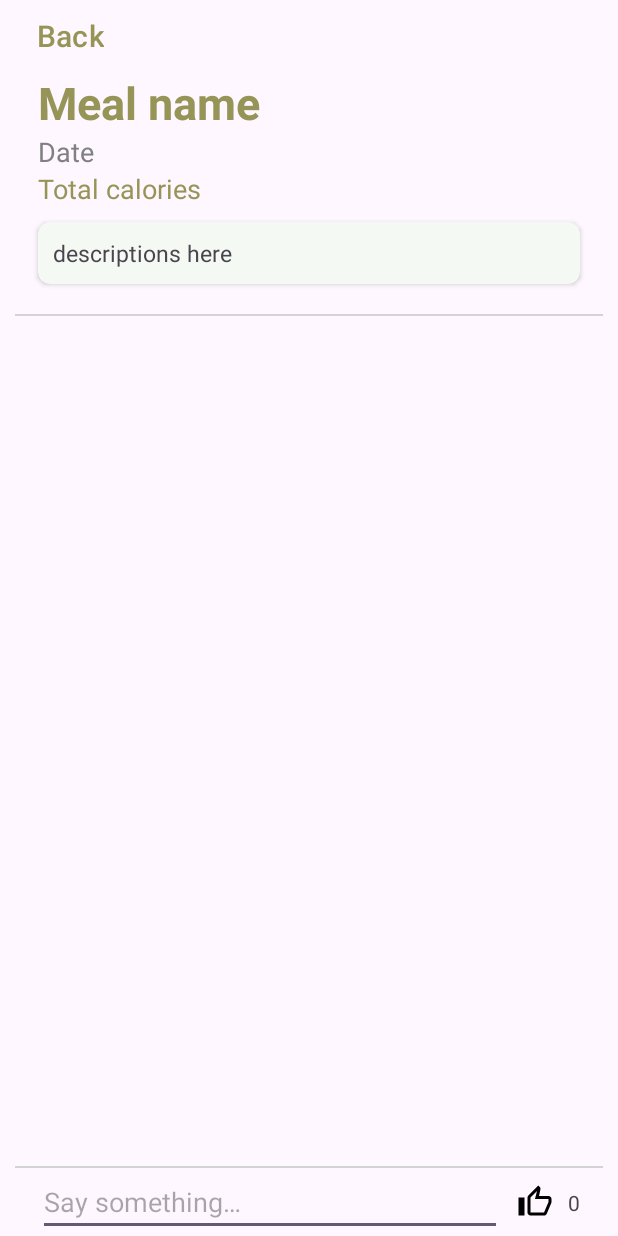
After one commit to quin-baebler/FoodHub, an Android app: the layout activity_post_detail.xml on its own in the app's theme, with its tools: preview values and no code run, on a phone screen of 412 x 824 dp. The commit adds this screen. Run offline under Robolectric (Android 15) with nearby library versions, the phone set to English and light mode, and no system bars; network calls fail.

Commit message:
post detail done

```diff
--- a/app/src/main/AndroidManifest.xml
+++ b/app/src/main/AndroidManifest.xml
@@ -15,6 +15,9 @@
         android:theme="@style/Theme.FoodHub"
         tools:targetApi="31">
         <activity
+            android:name=".home.PostDetailActivity"
+            android:exported="false" />
+        <activity
             android:name=".MainActivity"
             android:exported="true">
             <intent-filter>
--- a/app/src/main/java/edu/uw/ischool/xyou/foodhub/MainActivity.kt
+++ b/app/src/main/java/edu/uw/ischool/xyou/foodhub/MainActivity.kt
@@ -10,9 +10,8 @@ import edu.uw.ischool.xyou.foodhub.home.HomeFragment
 import edu.uw.ischool.xyou.foodhub.logger.LoggerFragment
 import edu.uw.ischool.xyou.foodhub.login.LoginFragment
 import edu.uw.ischool.xyou.foodhub.post.PostFragment
-import edu.uw.ischool.xyou.foodhub.utils.FragmentNavigationListener
 
-class MainActivity : AppCompatActivity(), FragmentNavigationListener {
+class MainActivity : AppCompatActivity() {
 
     private val TAG = "MainActivity"
     private lateinit var binding: ActivityMainBinding
@@ -46,7 +45,7 @@ class MainActivity : AppCompatActivity(), FragmentNavigationListener {
         binding.bottomNavigation.visibility = View.GONE
     }
 
-    override fun replaceFragment(fragment: Fragment) {
+    fun replaceFragment(fragment: Fragment) {
         supportFragmentManager.beginTransaction()
             .replace(R.id.container, fragment)
             .commit()
--- a/app/src/main/java/edu/uw/ischool/xyou/foodhub/data/Post.kt
+++ b/app/src/main/java/edu/uw/ischool/xyou/foodhub/data/Post.kt
@@ -4,6 +4,7 @@ data class Post (
     val id: String,
     val username: String,
     val title: String,
+    val calories: Int,
     val descr: String,
     val date: String,
     val recipeIds: List<String>,
--- a/app/src/main/java/edu/uw/ischool/xyou/foodhub/login/LoginFragment.kt
+++ b/app/src/main/java/edu/uw/ischool/xyou/foodhub/login/LoginFragment.kt
@@ -13,6 +13,7 @@ import androidx.fragment.app.Fragment
 import com.android.volley.Request
 import com.android.volley.toolbox.JsonObjectRequest
 import edu.uw.ischool.xyou.foodhub.R
+import edu.uw.ischool.xyou.foodhub.home.HomeFragment
 import edu.uw.ischool.xyou.foodhub.utils.VolleyService
 import org.json.JSONObject
 
@@ -75,7 +76,8 @@ class LoginFragment : Fragment() {
                         apply()
                     }
 
-                    Toast.makeText(requireContext(), "$message, welcome $username!", Toast.LENGTH_SHORT).show()
+                    // recreate main activity
+                    requireActivity().recreate()
                 },
                 { error ->
                     // Handle login error
--- /dev/null
+++ b/app/src/main/res/drawable/outline_thumb_up_24.xml
@@ -0,0 +1,5 @@
+<vector android:height="24dp" android:tint="#FFFFFF"
+    android:viewportHeight="24" android:viewportWidth="24"
+    android:width="24dp" xmlns:android="http://schemas.android.com/apk/res/android">
+    <path android:fillColor="@android:color/white" android:pathData="M9,21h9c0.83,0 1.54,-0.5 1.84,-1.22l3.02,-7.05c0.09,-0.23 0.14,-0.47 0.14,-0.73v-2c0,-1.1 -0.9,-2 -2,-2h-6.31l0.95,-4.57 0.03,-0.32c0,-0.41 -0.17,-0.79 -0.44,-1.06L14.17,1 7.58,7.59C7.22,7.95 7,8.45 7,9v10c0,1.1 0.9,2 2,2zM9,9l4.34,-4.34L12,10h9v2l-3,7H9V9zM1,9h4v12H1z"/>
+</vector>
--- /dev/null
+++ b/app/src/main/res/layout/activity_post_detail.xml
@@ -0,0 +1,171 @@
+<?xml version="1.0" encoding="utf-8"?>
+<androidx.constraintlayout.widget.ConstraintLayout xmlns:android="http://schemas.android.com/apk/res/android"
+    xmlns:app="http://schemas.android.com/apk/res-auto"
+    xmlns:tools="http://schemas.android.com/tools"
+    android:layout_width="match_parent"
+    android:layout_height="match_parent"
+    tools:context=".home.PostDetailActivity">
+
+    <Button
+        android:id="@+id/back_button"
+        android:layout_width="wrap_content"
+        android:layout_height="wrap_content"
+        android:backgroundTint="@android:color/transparent"
+        android:text="@string/back"
+        android:textColor="@color/text"
+        android:textSize="20sp"
+        app:layout_constraintStart_toStartOf="parent"
+        app:layout_constraintTop_toTopOf="parent" />
+
+    <androidx.core.widget.NestedScrollView
+        android:layout_width="0dp"
+        android:layout_height="0dp"
+        app:layout_constraintStart_toStartOf="parent"
+        app:layout_constraintEnd_toEndOf="parent"
+        app:layout_constraintBottom_toTopOf="@id/comment_input"
+        app:layout_constraintTop_toBottomOf="@id/back_button">
+
+        <androidx.constraintlayout.widget.ConstraintLayout
+            android:layout_width="match_parent"
+            android:layout_height="wrap_content">
+
+            <TextView
+                android:id="@+id/post_detail_title"
+                android:layout_width="match_parent"
+                android:layout_height="wrap_content"
+                android:layout_marginHorizontal="25sp"
+                android:textColor="@color/text"
+                android:textSize="30sp"
+                android:textStyle="bold"
+                app:layout_constraintEnd_toEndOf="parent"
+                app:layout_constraintStart_toStartOf="parent"
+                app:layout_constraintTop_toTopOf="parent"
+                tools:text="Meal name" />
+
+            <TextView
+                android:id="@+id/post_detail_date"
+                android:layout_width="match_parent"
+                android:layout_height="wrap_content"
+                android:layout_marginHorizontal="25dp"
+                android:textColor="@color/grey"
+                android:textSize="18sp"
+                app:layout_constraintEnd_toEndOf="parent"
+                app:layout_constraintStart_toStartOf="parent"
+                app:layout_constraintTop_toBottomOf="@+id/post_detail_title"
+                tools:text="Date" />
+
+            <TextView
+                android:id="@+id/post_detail_calories"
+                android:layout_width="match_parent"
+                android:layout_height="wrap_content"
+                android:layout_marginHorizontal="25dp"
+                android:textColor="@color/text"
+                android:textSize="18sp"
+                app:layout_constraintEnd_toEndOf="parent"
+                app:layout_constraintStart_toStartOf="parent"
+                app:layout_constraintTop_toBottomOf="@+id/post_detail_date"
+                tools:text="Total calories" />
+
+            <androidx.cardview.widget.CardView
+                android:id="@+id/post_detail_card"
+                android:layout_width="match_parent"
+                android:layout_height="wrap_content"
+                android:layout_marginHorizontal="25dp"
+                android:layout_marginTop="10dp"
+                android:backgroundTint="@color/post_card"
+                app:cardCornerRadius="8dp"
+                app:layout_constraintEnd_toEndOf="parent"
+                app:layout_constraintStart_toStartOf="parent"
+                app:layout_constraintTop_toBottomOf="@+id/post_detail_calories">
+
+                <TextView
+                    android:id="@+id/post_detail_descr"
+                    android:layout_width="match_parent"
+                    android:layout_height="wrap_content"
+                    android:layout_margin="10dp"
+                    android:backgroundTint="@color/post_card"
+                    tools:text="descriptions here"
+                    android:textSize="15sp"/>
+
+
+            </androidx.cardview.widget.CardView>
+
+            <View
+                android:id="@+id/divider1"
+                android:layout_width="match_parent"
+                android:layout_height="1dp"
+                android:background="@color/divider"
+                android:layout_marginTop="20dp"
+                android:layout_marginHorizontal="10dp"
+                app:layout_constraintStart_toStartOf="parent"
+                app:layout_constraintEnd_toEndOf="parent"
+                app:layout_constraintTop_toBottomOf="@id/post_detail_card"/>
+
+            <ListView
+                android:id="@+id/comment_list"
+                android:layout_width="match_parent"
+                android:layout_height="wrap_content"
+                android:layout_marginHorizontal="25dp"
+                app:layout_constraintEnd_toEndOf="parent"
+                app:layout_constraintStart_toStartOf="parent"
+                app:layout_constraintTop_toBottomOf="@+id/divider1" />
+
+            <ProgressBar
+                android:id="@+id/progress_bar"
+                android:layout_width="wrap_content"
+                android:layout_height="wrap_content"
+                android:indeterminateTint="@color/text"
+                android:visibility="gone"
+                app:layout_constraintBottom_toBottomOf="@+id/comment_list"
+                app:layout_constraintEnd_toEndOf="parent"
+                app:layout_constraintStart_toStartOf="parent"
+                app:layout_constraintTop_toBottomOf="@+id/divider1" />
+
+        </androidx.constraintlayout.widget.ConstraintLayout>
+
+    </androidx.core.widget.NestedScrollView>
+
+    <View
+        android:id="@+id/divider2"
+        android:layout_width="match_parent"
+        android:layout_height="1dp"
+        android:layout_marginHorizontal="10dp"
+        android:background="@color/divider"
+        app:layout_constraintBottom_toTopOf="@+id/comment_input"
+        app:layout_constraintEnd_toEndOf="parent"
+        app:layout_constraintStart_toStartOf="parent" />
+
+    <EditText
+        android:id="@+id/comment_input"
+        android:layout_width="0dp"
+        android:layout_height="wrap_content"
+        android:layout_marginStart="25dp"
+        android:layout_marginEnd="10dp"
+        android:hint="@string/comment_prompt"
+        android:inputType="text"
+        app:layout_constraintBottom_toBottomOf="parent"
+        app:layout_constraintEnd_toStartOf="@+id/imageView"
+        app:layout_constraintStart_toStartOf="parent" />
+
+    <ImageView
+        android:id="@+id/imageView"
+        android:layout_width="wrap_content"
+        android:layout_height="wrap_content"
+        android:src="@drawable/outline_thumb_up_24"
+        android:layout_marginHorizontal="10dp"
+        app:layout_constraintBottom_toBottomOf="parent"
+        app:layout_constraintEnd_toStartOf="@id/like_count"
+        app:layout_constraintTop_toBottomOf="@+id/divider2"
+        app:tint="@color/black" />
+
+    <TextView
+        android:id="@+id/like_count"
+        android:layout_width="wrap_content"
+        android:layout_height="wrap_content"
+        android:layout_marginEnd="25dp"
+        app:layout_constraintBottom_toBottomOf="parent"
+        app:layout_constraintEnd_toEndOf="parent"
+        app:layout_constraintTop_toBottomOf="@id/divider2"
+        tools:text="0" />
+
+</androidx.constraintlayout.widget.ConstraintLayout>
--- a/app/src/main/res/values/colors.xml
+++ b/app/src/main/res/values/colors.xml
@@ -5,4 +5,6 @@
     <color name="post_card">#FFF5F9F3</color>
     <color name="text">#FF969557</color>
     <color name="button">#80969557</color>
+    <color name="divider">#FFD3D3D3</color>
+    <color name="grey">#FF808080</color>
 </resources>
--- a/app/src/main/res/values/strings.xml
+++ b/app/src/main/res/values/strings.xml
@@ -3,8 +3,10 @@
     <string name="home">Home</string>
     <string name="post">Post</string>
     <string name="logger">Logger</string>
-    <string name="welcome">Welcome</string>
+    <string name="welcome">Welcome, %1$s!</string>
     <string name="login">Log In</string>
     <string name="username">Username</string>
     <string name="password">Password</string>
+    <string name="back">Back</string>
+    <string name="comment_prompt">Say something…</string>
 </resources>
```
Also changed, not shown: app/src/main/java/edu/uw/ischool/xyou/foodhub/data/Comment.kt (added, +8 -0 lines), app/src/main/java/edu/uw/ischool/xyou/foodhub/home/HomeFragment.kt (+19 -4 lines), app/src/main/java/edu/uw/ischool/xyou/foodhub/home/PostAdapter.kt (+8 -1 lines), app/src/main/java/edu/uw/ischool/xyou/foodhub/home/PostAdapterInterface.kt (added, +7 -0 lines), app/src/main/java/edu/uw/ischool/xyou/foodhub/home/PostDetailActivity.kt (added, +116 -0 lines), app/src/main/java/edu/uw/ischool/xyou/foodhub/utils/FragmentNavigationListener.kt (deleted, +0 -7 lines), app/src/main/java/edu/uw/ischool/xyou/foodhub/utils/JsonParser.kt (+17 -1 lines), app/src/main/res/layout/comment_item.xml (added, +43 -0 lines), app/src/main/res/layout/fragment_home.xml (+0 -14 lines), app/src/main/res/layout/post_item.xml (+27 -5 lines).
